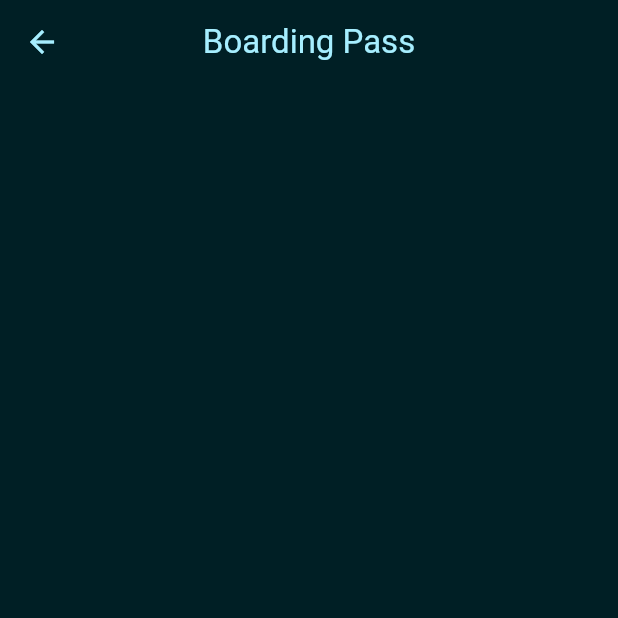
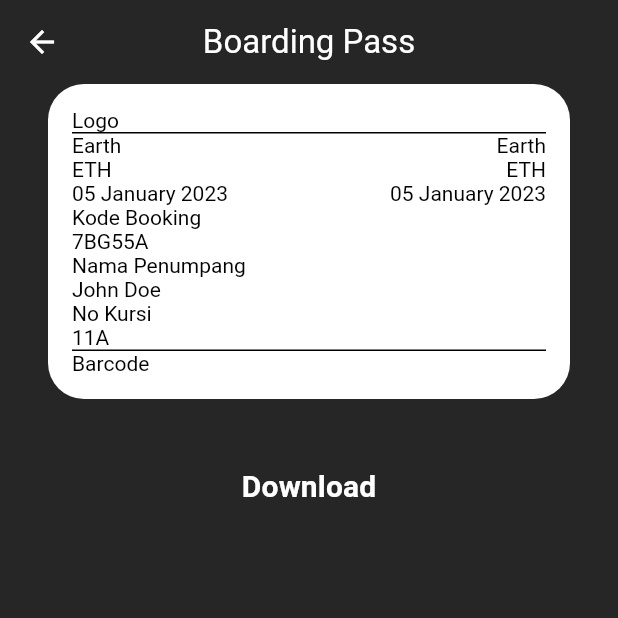
Before and after one commit to hafidnrzs/PPB-proyek-akhir, a Flutter app: the BoardingPass screen opened directly, on a phone screen of 412 x 824 dp, the top half of it. Run offline on Flutter 3.47's test engine with Material 3 defaults, Android fonts, the phone set to English and light mode, and no system bars; our stand-ins replace cloud_firestore, firebase_auth, firebase_core; accounts and stored records are empty.

Commit message:
Buat kerangka boarding pass page
- Revisi sedikit color scheme dan theme

```diff
--- a/lib/boarding_pass.dart
+++ b/lib/boarding_pass.dart
@@ -1,13 +1,94 @@
 import 'package:flutter/material.dart';
+import 'package:ppb_proyek_akhir/color_schemes.g.dart';
 
 class BoardingPass extends StatelessWidget {
+  const BoardingPass({super.key});
+
   @override
   Widget build(BuildContext context) {
     return Scaffold(
       appBar: AppBar(
-        leading: BackButton(),
+        leading: const BackButton(),
         title: const Text('Boarding Pass'),
         centerTitle: true,
+      ),
+      body: SingleChildScrollView(
+        padding: const EdgeInsets.symmetric(horizontal: 32),
+        child: Column(
+          crossAxisAlignment: CrossAxisAlignment.stretch,
+          children: [
+            Container(
+              decoration: BoxDecoration(
+                color: Colors.white,
+                borderRadius: BorderRadius.circular(24),
+              ),
+              padding: const EdgeInsets.all(16),
+              child: const DefaultTextStyle(
+                style: TextStyle(color: Colors.black),
+                child: Column(
+                  crossAxisAlignment: CrossAxisAlignment.stretch,
+                  children: [
+                    Text('Logo'),
+                    Divider(
+                      color: Colors.black,
+                      height: 1,
+                      thickness: 1,
+                    ),
+                    Row(
+                      mainAxisAlignment: MainAxisAlignment.spaceBetween,
+                      children: [
+                        Column(
+                          crossAxisAlignment: CrossAxisAlignment.start,
+                          children: [
+                            Text('Earth'),
+                            Text('ETH'),
+                            Text('05 January 2023'),
+                          ],
+                        ),
+                        Column(
+                          crossAxisAlignment: CrossAxisAlignment.end,
+                          children: [
+                            Text('Earth'),
+                            Text('ETH'),
+                            Text('05 January 2023'),
+                          ],
+                        )
+                      ],
+                    ),
+                    Text('Kode Booking'),
+                    Text('7BG55A'),
+                    Text('Nama Penumpang'),
+                    Text('John Doe'),
+                    Text('No Kursi'),
+                    Text('11A'),
+                    Divider(
+                      color: Colors.black,
+                      height: 1,
+                      thickness: 1,
+                    ),
+                    Text('Barcode'),
+                  ],
+                ),
+              ),
+            ),
+            const SizedBox(height: 32),
+            FilledButton(
+              onPressed: () {},
+              style: ElevatedButton.styleFrom(
+                padding: const EdgeInsets.symmetric(vertical: 12),
+                backgroundColor: darkColorScheme.background,
+                foregroundColor: darkColorScheme.inverseSurface,
+              ),
+              child: const Text(
+                'Download',
+                style: TextStyle(
+                  fontSize: 20,
+                  fontWeight: FontWeight.bold,
+                ),
+              ),
+            ),
+          ],
+        ),
       ),
     );
   }
--- a/lib/main.dart
+++ b/lib/main.dart
@@ -22,7 +22,7 @@ class MainApp extends StatelessWidget {
       themeMode: ThemeMode.dark,
       title: 'Astral Express Ticket App',
       debugShowCheckedModeBanner: false,
-      home: LoginPage(),
+      home: const LoginPage(),
     );
   }
 }
```
Also changed, not shown: lib/color_schemes.g.dart.
